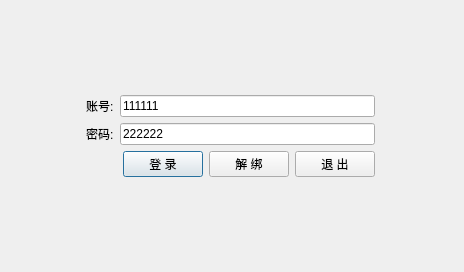
The window that client/ui/wnd_client_login.ui (decenfrontier/PyNetAuth) describes before a commit, drawn with Qt 5.
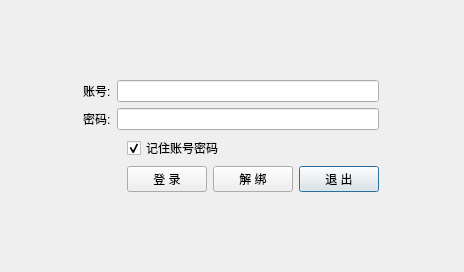
The same window after the commit. The open tabs and pages were chosen to show the change.

Diff of the .ui file:
```diff
--- a/client/ui/wnd_client_login.ui
+++ b/client/ui/wnd_client_login.ui
@@ -79,12 +79,22 @@
         </item>
         <item row="1" column="1">
          <layout class="QGridLayout" name="gridLayout">
+          <item row="3" column="3">
+           <widget class="QPushButton" name="btn_exit">
+            <property name="cursor">
+             <cursorShape>PointingHandCursor</cursorShape>
+            </property>
+            <property name="text">
+             <string>退 出</string>
+            </property>
+           </widget>
+          </item>
           <item row="0" column="0" colspan="4">
            <layout class="QGridLayout" name="gridLayout_2">
             <item row="0" column="1">
              <widget class="QLineEdit" name="edt_login_account">
               <property name="text">
-               <string>111111</string>
+               <string/>
               </property>
              </widget>
             </item>
@@ -101,7 +111,10 @@
             <item row="1" column="1">
              <widget class="QLineEdit" name="edt_login_pwd">
               <property name="text">
-               <string>222222</string>
+               <string/>
+              </property>
+              <property name="echoMode">
+               <enum>QLineEdit::PasswordEchoOnEdit</enum>
               </property>
              </widget>
             </item>
@@ -117,30 +130,30 @@
             </item>
            </layout>
           </item>
-          <item row="1" column="0">
+          <item row="3" column="1">
+           <widget class="QPushButton" name="btn_login">
+            <property name="cursor">
+             <cursorShape>PointingHandCursor</cursorShape>
+            </property>
+            <property name="text">
+             <string>登 录</string>
+            </property>
+           </widget>
+          </item>
+          <item row="3" column="0">
            <spacer name="horizontalSpacer_3">
             <property name="orientation">
              <enum>Qt::Horizontal</enum>
             </property>
             <property name="sizeHint" stdset="0">
              <size>
-              <width>31</width>
+              <width>40</width>
               <height>20</height>
              </size>
             </property>
            </spacer>
           </item>
-          <item row="1" column="1">
-           <widget class="QPushButton" name="btn_login">
-            <property name="cursor">
-             <cursorShape>PointingHandCursor</cursorShape>
-            </property>
-            <property name="text">
-             <string>登 录</string>
-            </property>
-           </widget>
-          </item>
-          <item row="1" column="2">
+          <item row="3" column="2">
            <widget class="QPushButton" name="btn_unbind">
             <property name="cursor">
              <cursorShape>PointingHandCursor</cursorShape>
@@ -150,13 +163,13 @@
             </property>
            </widget>
           </item>
-          <item row="1" column="3">
-           <widget class="QPushButton" name="btn_exit">
-            <property name="cursor">
-             <cursorShape>PointingHandCursor</cursorShape>
-            </property>
+          <item row="2" column="1" colspan="3">
+           <widget class="QCheckBox" name="chk_login_remember">
             <property name="text">
-             <string>退 出</string>
+             <string>记住账号密码</string>
+            </property>
+            <property name="checked">
+             <bool>true</bool>
             </property>
            </widget>
           </item>
```
Left out of the diff: 8 changed lines with no effect on the pictures.
